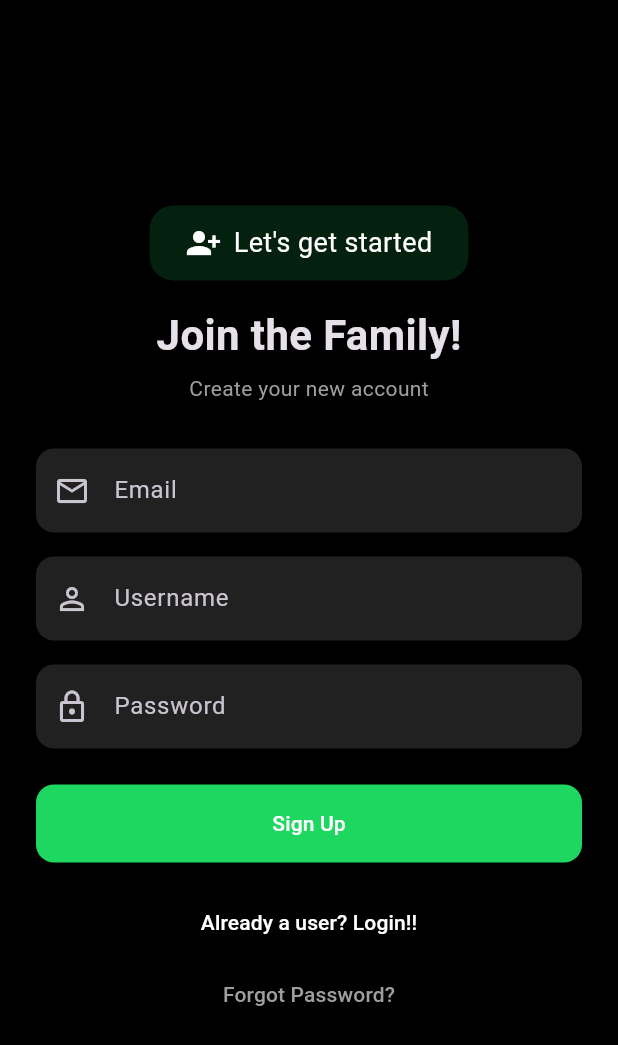
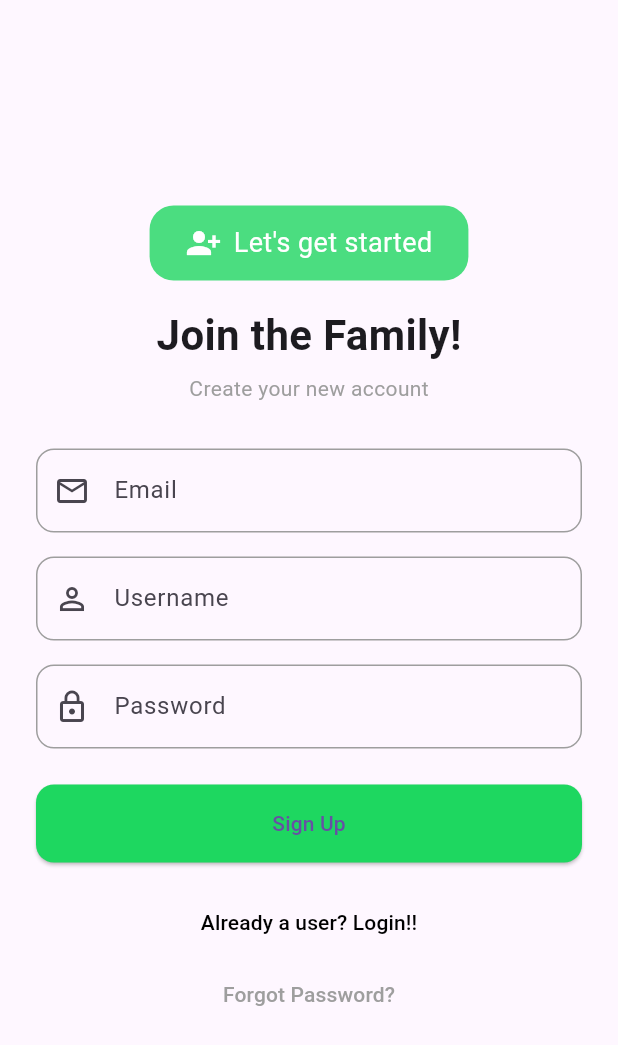
Before and after one commit to Harixlr8/todo_sync, a Flutter app: the screen it shows after launch, after a tap on "New User? SignUp!!", on a phone screen of 412 x 824 dp. Shown: the top 1045 px of the screen. Run offline on Flutter 3.47's test engine with Material 3 defaults, Android fonts, the phone set to English and light mode, and no system bars; our stand-ins replace cloud_firestore, firebase_auth, firebase_core; accounts and stored records are empty.

Commit message:
Inital commit

```diff
--- a/lib/main.dart
+++ b/lib/main.dart
@@ -16,35 +16,35 @@ class MyApp extends StatelessWidget {
     return MaterialApp(
       debugShowCheckedModeBanner: false,
       title: 'Flutter Demo',
-      theme: ThemeData.dark().copyWith(
-        scaffoldBackgroundColor: Colors.black,
-        floatingActionButtonTheme: FloatingActionButtonThemeData(
-          backgroundColor: const Color.fromARGB(255, 19, 97, 22),
-        ),
-        progressIndicatorTheme: ProgressIndicatorThemeData(color: Colors.green),
-        inputDecorationTheme: InputDecorationTheme(
-          filled: true,
-          fillColor: Colors.grey[900],
-          border: OutlineInputBorder(
-            borderRadius: BorderRadius.circular(12),
-            borderSide: BorderSide.none,
-          ),
-          contentPadding: const EdgeInsets.symmetric(
-            vertical: 16,
-            horizontal: 20,
-          ),
-        ),
-        elevatedButtonTheme: ElevatedButtonThemeData(
-          style: ElevatedButton.styleFrom(
-            backgroundColor: Colors.blue[800],
-            foregroundColor: Colors.white,
-            padding: const EdgeInsets.symmetric(vertical: 16),
-            shape: RoundedRectangleBorder(
-              borderRadius: BorderRadius.circular(12),
-            ),
-          ),
-        ),
-      ),
+      // theme: ThemeData.dark().copyWith(
+      //   scaffoldBackgroundColor: Colors.black,
+      //   floatingActionButtonTheme: FloatingActionButtonThemeData(
+      //     backgroundColor: const Color.fromARGB(255, 19, 97, 22),
+      //   ),
+      //   progressIndicatorTheme: ProgressIndicatorThemeData(color: Colors.green),
+      //   inputDecorationTheme: InputDecorationTheme(
+      //     filled: true,
+      //     fillColor: Colors.grey[900],
+      //     border: OutlineInputBorder(
+      //       borderRadius: BorderRadius.circular(12),
+      //       borderSide: BorderSide.none,
+      //     ),
+      //     contentPadding: const EdgeInsets.symmetric(
+      //       vertical: 16,
+      //       horizontal: 20,
+      //     ),
+      //   ),
+      //   elevatedButtonTheme: ElevatedButtonThemeData(
+      //     style: ElevatedButton.styleFrom(
+      //       backgroundColor: Colors.blue[800],
+      //       foregroundColor: Colors.white,
+      //       padding: const EdgeInsets.symmetric(vertical: 16),
+      //       shape: RoundedRectangleBorder(
+      //         borderRadius: BorderRadius.circular(12),
+      //       ),
+      //     ),
+      //   ),
+      // ),
       home: const LoginScreen(),
     );
   }
--- a/lib/view/login_screen.dart
+++ b/lib/view/login_screen.dart
@@ -4,6 +4,8 @@ import 'package:provider/provider.dart';
 import 'package:todo_with_firebase/utils/colors.dart';
 import 'package:todo_with_firebase/view/signup_screen.dart';
 import 'package:todo_with_firebase/view_model/loginview_model.dart';
+import 'package:todo_with_firebase/widgets/customTextFormField.dart';
+
 class LoginScreen extends StatelessWidget {
   const LoginScreen({super.key});
 
@@ -13,7 +15,8 @@ class LoginScreen extends StatelessWidget {
       create: (_) => LoginViewModel(),
       child: Scaffold(
         body: Consumer<LoginViewModel>(
-          builder: (context, viewModel, _) => Center(
+          builder:
+              (context, viewModel, _) => Center(
                 child: SingleChildScrollView(
                   padding: const EdgeInsets.symmetric(horizontal: 24),
                   child: Form(
@@ -23,13 +26,20 @@ class LoginScreen extends StatelessWidget {
                       children: [
                         CircleAvatar(
                           radius: 40,
-                      backgroundColor: AppColors().primary.withOpacity(0.2),
-                      child: const Icon(Icons.lock_outline, size: 48, color: Colors.white),
+                          backgroundColor: AppColors().primary.withOpacity(0.8),
+                          child: const Icon(
+                            Icons.lock_outline,
+                            size: 48,
+                            color: Colors.white,
+                          ),
                         ),
                         const SizedBox(height: 16),
                         const Text(
                           'Welcome Back',
-                      style: TextStyle(fontSize: 28, fontWeight: FontWeight.bold),
+                          style: TextStyle(
+                            fontSize: 28,
+                            fontWeight: FontWeight.bold,
+                          ),
                         ),
                         const SizedBox(height: 6),
                         const Text(
@@ -37,23 +47,19 @@ class LoginScreen extends StatelessWidget {
                           style: TextStyle(color: Colors.grey),
                         ),
                         const SizedBox(height: 30),
-                    TextFormField(
+                        AppTextFormField(
                           controller: viewModel.emailController,
+                          hintText: 'Email',
+                          icon: Icons.email_outlined,
                           validator: viewModel.validateEmail,
-                      decoration: const InputDecoration(
-                        hintText: 'Email',
-                        prefixIcon: Icon(Icons.email_outlined),
-                      ),
                           keyboardType: TextInputType.emailAddress,
                         ),
                         const SizedBox(height: 16),
-                    TextFormField(
+                        AppTextFormField(
                           controller: viewModel.passwordController,
+                          hintText: 'Password',
+                          icon: Icons.lock_outline,
                           validator: viewModel.validatePassword,
-                      decoration: const InputDecoration(
-                        hintText: 'Password',
-                        prefixIcon: Icon(Icons.lock_outline),
-                      ),
                           obscureText: true,
                         ),
                         const SizedBox(height: 24),
@@ -65,7 +71,9 @@ class LoginScreen extends StatelessWidget {
                                 onPressed: () => viewModel.login(context),
                                 style: ElevatedButton.styleFrom(
                                   backgroundColor: AppColors().primary,
-                                padding: const EdgeInsets.symmetric(vertical: 16),
+                                  padding: const EdgeInsets.symmetric(
+                                    vertical: 16,
+                                  ),
                                   shape: RoundedRectangleBorder(
                                     borderRadius: BorderRadius.circular(12),
                                   ),
@@ -77,11 +85,16 @@ class LoginScreen extends StatelessWidget {
                         const SizedBox(height: 16),
                         TextButton(
                           onPressed: () {
-                        Navigator.push(context, MaterialPageRoute(builder: (_) => const SignUpScreen()));
+                            Navigator.push(
+                              context,
+                              MaterialPageRoute(
+                                builder: (_) => const SignUpScreen(),
+                              ),
+                            );
                           },
                           child: const Text(
                             'New User? SignUp!!',
-                        style: TextStyle(color: Colors.white),
+                            style: TextStyle(color: Colors.black),
                           ),
                         ),
                         TextButton(
--- a/lib/view/signup_screen.dart
+++ b/lib/view/signup_screen.dart
@@ -3,6 +3,8 @@ import 'package:flutter/material.dart';
 import 'package:provider/provider.dart';
 import 'package:todo_with_firebase/utils/colors.dart';
 import 'package:todo_with_firebase/view_model/loginview_model.dart';
+import 'package:todo_with_firebase/widgets/customTextFormField.dart';
+
 class SignUpScreen extends StatelessWidget {
   const SignUpScreen({super.key});
 
@@ -12,7 +14,8 @@ class SignUpScreen extends StatelessWidget {
       create: (_) => LoginViewModel(),
       child: Scaffold(
         body: Consumer<LoginViewModel>(
-          builder: (context, viewModel, _) => Center(
+          builder:
+              (context, viewModel, _) => Center(
                 child: SingleChildScrollView(
                   padding: const EdgeInsets.symmetric(horizontal: 24),
                   child: Form(
@@ -21,9 +24,12 @@ class SignUpScreen extends StatelessWidget {
                       crossAxisAlignment: CrossAxisAlignment.center,
                       children: [
                         Container(
-                      padding: const EdgeInsets.symmetric(horizontal: 24, vertical: 12),
+                          padding: const EdgeInsets.symmetric(
+                            horizontal: 24,
+                            vertical: 12,
+                          ),
                           decoration: BoxDecoration(
-                        color: AppColors().primary.withOpacity(0.15),
+                            color: AppColors().primary.withOpacity(0.8),
                             borderRadius: BorderRadius.circular(16),
                           ),
                           child: Row(
@@ -33,7 +39,10 @@ class SignUpScreen extends StatelessWidget {
                               SizedBox(width: 8),
                               Text(
                                 "Let's get started",
-                            style: TextStyle(color: Colors.white, fontSize: 18),
+                                style: TextStyle(
+                                  color: Colors.white,
+                                  fontSize: 18,
+                                ),
                               ),
                             ],
                           ),
@@ -41,7 +50,10 @@ class SignUpScreen extends StatelessWidget {
                         const SizedBox(height: 16),
                         const Text(
                           'Join the Family!',
-                      style: TextStyle(fontSize: 28, fontWeight: FontWeight.bold),
+                          style: TextStyle(
+                            fontSize: 28,
+                            fontWeight: FontWeight.bold,
+                          ),
                         ),
                         const SizedBox(height: 6),
                         const Text(
@@ -49,32 +61,26 @@ class SignUpScreen extends StatelessWidget {
                           style: TextStyle(color: Colors.grey),
                         ),
                         const SizedBox(height: 30),
-                    TextFormField(
+                        AppTextFormField(
                           controller: viewModel.emailController,
+                          hintText: 'Email',
+                          icon: Icons.email_outlined,
                           validator: viewModel.validateEmail,
-                      decoration: const InputDecoration(
-                        hintText: 'Email',
-                        prefixIcon: Icon(Icons.email_outlined),
-                      ),
                           keyboardType: TextInputType.emailAddress,
                         ),
                         const SizedBox(height: 16),
-                    TextFormField(
+                        AppTextFormField(
                           controller: viewModel.displayNameController,
+                          hintText: 'Username',
+                          icon: Icons.person_outline,
                           validator: viewModel.validateUser,
-                      decoration: const InputDecoration(
-                        hintText: 'Username',
-                        prefixIcon: Icon(Icons.person_outline),
-                      ),
                         ),
                         const SizedBox(height: 16),
-                    TextFormField(
+                        AppTextFormField(
                           controller: viewModel.passwordController,
+                          hintText: 'Password',
+                          icon: Icons.lock_outline,
                           validator: viewModel.validatePassword,
-                      decoration: const InputDecoration(
-                        hintText: 'Password',
-                        prefixIcon: Icon(Icons.lock_outline),
-                      ),
                           obscureText: true,
                         ),
                         const SizedBox(height: 24),
@@ -86,7 +92,9 @@ class SignUpScreen extends StatelessWidget {
                                 onPressed: () => viewModel.signUp(context),
                                 style: ElevatedButton.styleFrom(
                                   backgroundColor: AppColors().primary,
-                                padding: const EdgeInsets.symmetric(vertical: 16),
+                                  padding: const EdgeInsets.symmetric(
+                                    vertical: 16,
+                                  ),
                                   shape: RoundedRectangleBorder(
                                     borderRadius: BorderRadius.circular(12),
                                   ),
@@ -99,7 +107,7 @@ class SignUpScreen extends StatelessWidget {
                           onPressed: () => Navigator.pop(context),
                           child: const Text(
                             'Already a user? Login!!',
-                        style: TextStyle(color: Colors.white),
+                            style: TextStyle(color: Colors.black),
                           ),
                         ),
                         TextButton(
--- a/lib/view/task_details_screen.dart
+++ b/lib/view/task_details_screen.dart
@@ -146,6 +146,8 @@ class _TaskDetailScreenState extends State<TaskDetailScreen> {
         ),
       ),
       floatingActionButton: FloatingActionButton.extended(
+        backgroundColor: AppColors().primary,
+        foregroundColor: Colors.white,
         onPressed: () {
           final userId =
               Provider.of<HomeViewModel>(
--- /dev/null
+++ b/lib/widgets/customTextFormField.dart
@@ -0,0 +1,46 @@
+import 'package:flutter/material.dart';
+
+class AppTextFormField extends StatelessWidget {
+  final TextEditingController controller;
+  final String hintText;
+  final IconData icon;
+  final String? Function(String?)? validator;
+  final bool obscureText;
+  final TextInputType keyboardType;
+
+  const AppTextFormField({
+    Key? key,
+    required this.controller,
+    required this.hintText,
+    required this.icon,
+    this.validator,
+    this.obscureText = false,
+    this.keyboardType = TextInputType.text,
+  }) : super(key: key);
+
+  @override
+  Widget build(BuildContext context) {
+    return TextFormField(
+      controller: controller,
+      validator: validator,
+      obscureText: obscureText,
+      keyboardType: keyboardType,
+      decoration: InputDecoration(
+        hintText: hintText,
+        prefixIcon: Icon(icon),
+        border: OutlineInputBorder(
+          borderRadius: BorderRadius.circular(12),
+          borderSide: const BorderSide(color: Colors.grey, width: 1),
+        ),
+        enabledBorder: OutlineInputBorder(
+          borderRadius: BorderRadius.circular(12),
+          borderSide: const BorderSide(color: Colors.grey, width: 1),
+        ),
+        focusedBorder: OutlineInputBorder(
+          borderRadius: BorderRadius.circular(12),
+          borderSide: const BorderSide(color: Colors.blue, width: 1),
+        ),
+      ),
+    );
+  }
+}
```
Lines whose indentation alone changed are shown as unchanged.
